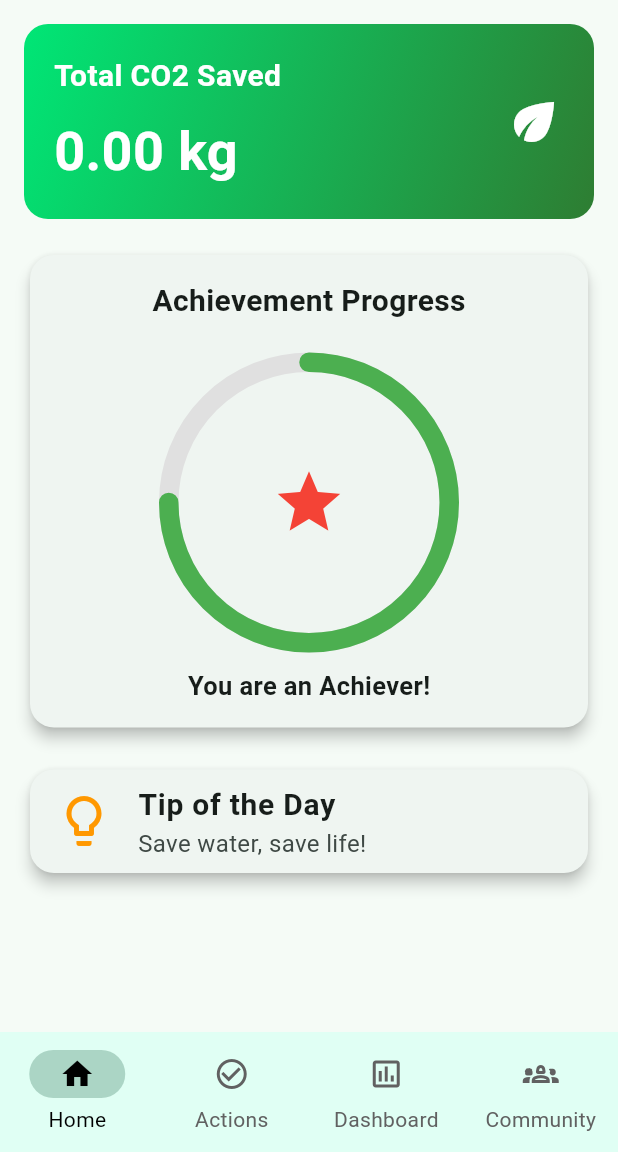
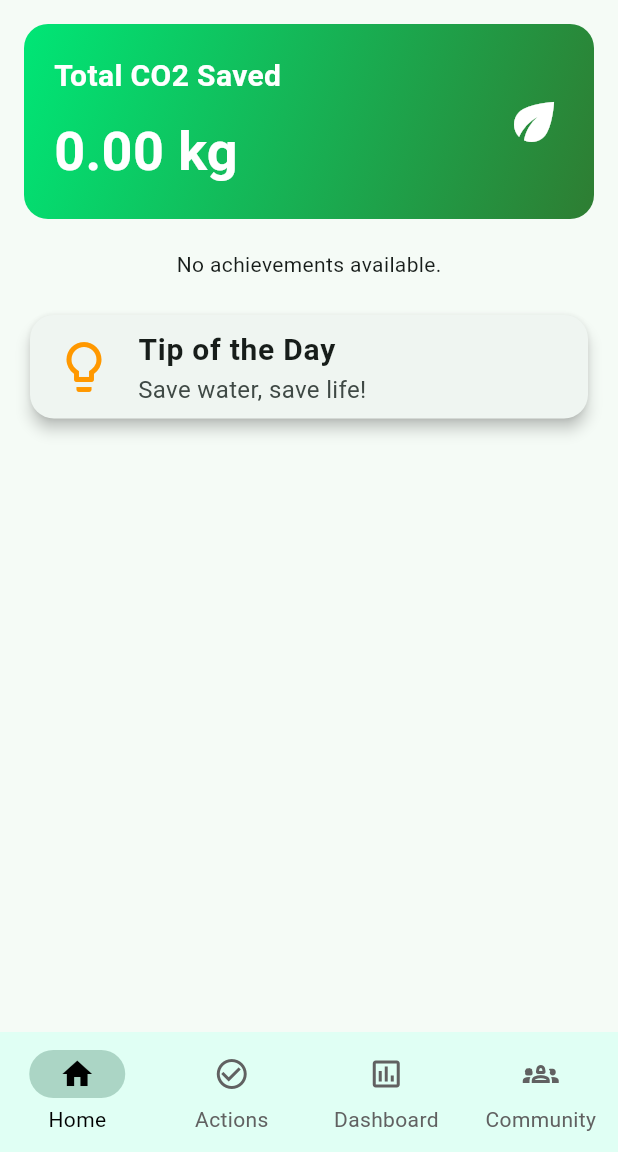
Before and after one commit to isha2125/C-Stain, a Flutter app: the screen it shows once a user with an empty profile is signed in, on a phone screen of 412 x 824 dp, the part 84-1236 px from its top. Run offline on Flutter 3.47's test engine with Material 3 defaults, Android fonts, the phone set to English and light mode, and no system bars; drawn by our look-alikes of percent_indicator; our stand-ins replace cloud_firestore, firebase_auth, firebase_core, flutter_riverpod; missing offline and left inert: firebase_ui_auth, firebase_ui_oauth_google; accounts and stored records are empty.

Commit message:
achievements feature initailized

```diff
--- a/lib/providers/firestore_service.dart
+++ b/lib/providers/firestore_service.dart
@@ -1,4 +1,5 @@
 import 'package:cloud_firestore/cloud_firestore.dart';
+import 'package:cstain/models/achievements.dart';
 import 'package:cstain/models/categories_and_action.dart';
 import 'package:cstain/models/user.dart';
 import 'package:cstain/models/user_contribution.dart';
@@ -117,4 +118,16 @@ class FirestoreService {
         (snapshot) =>
             UserModel.fromMap(snapshot.data() as Map<String, dynamic>));
   }
+
+  Future<List<AchievementsModel>> fetchAchievements() async {
+    try {
+      final snapshot = await _firestore.collection('achievements').get();
+      return snapshot.docs
+          .map((doc) => AchievementsModel.fromMap(doc.data()))
+          .toList();
+    } catch (e) {
+      print('Error fetching achievements: $e');
+      return [];
+    }
+  }
 }
--- a/lib/screens/home_screen.dart
+++ b/lib/screens/home_screen.dart
@@ -1,4 +1,5 @@
 //import 'package:cstain/backend/auth_gate.dart';
+import 'package:cstain/models/achievements.dart';
 import 'package:cstain/models/user.dart';
 import 'package:cstain/providers/auth_service.dart';
 import 'package:cstain/providers/providers.dart';
@@ -8,6 +9,11 @@ import 'package:firebase_ui_auth/firebase_ui_auth.dart';
 
 import 'package:percent_indicator/circular_percent_indicator.dart';
 
+final achievementsProvider =
+    FutureProvider<List<AchievementsModel>>((ref) async {
+  final firestoreService = ref.watch(firestoreServiceProvider);
+  return firestoreService.fetchAchievements();
+});
 final userStreamProvider = StreamProvider.autoDispose<UserModel>((ref) {
   final user = ref.watch(authStateProvider).value;
   if (user == null) throw Exception('User not authenticated');
@@ -31,9 +37,10 @@ class HomeScreen extends ConsumerWidget {
   @override
   Widget build(BuildContext context, WidgetRef ref) {
     final userStream = ref.watch(userStreamProvider);
+    final achievements = ref.watch(achievementsProvider);
     //final myUser = ref.watch(userProvider);
     //final co2Saved = ref.watch(co2SavedProvider);
-    final achievementProgress = ref.watch(achievementProgressProvider);
+    //final achievementProgress = ref.watch(achievementProgressProvider);
     final tipOfTheDay = ref.watch(tipOfTheDayProvider);
 
     return Scaffold(
@@ -74,7 +81,8 @@ class HomeScreen extends ConsumerWidget {
           automaticallyImplyLeading: false,
         ),
         body: userStream.when(
-          data: (myUser) => SingleChildScrollView(
+          data: (myUser) => achievements.when(
+            data: (achievementsList) => SingleChildScrollView(
               padding: const EdgeInsets.all(16.0),
               child: Column(
                 crossAxisAlignment: CrossAxisAlignment.stretch,
@@ -129,7 +137,107 @@ class HomeScreen extends ConsumerWidget {
                   SizedBox(height: 20),
 
                   // Achievement Progress
+                  _buildAchievementProgress(myUser, achievementsList),
+
+                  // Card(
+                  //   shape: RoundedRectangleBorder(
+                  //     borderRadius: BorderRadius.circular(16.0),
+                  //   ),
+                  //   elevation: 4,
+                  //   child: Padding(
+                  //     padding: const EdgeInsets.all(16.0),
+                  //     child: Column(
+                  //       crossAxisAlignment: CrossAxisAlignment.center,
+                  //       children: [
+                  //         Text(
+                  //           'Achievement Progress',
+                  //           style: TextStyle(
+                  //             fontSize: 20,
+                  //             fontWeight: FontWeight.bold,
+                  //           ),
+                  //         ),
+                  //         SizedBox(height: 20),
+                  //         CircularPercentIndicator(
+                  //           radius: 100.0,
+                  //           lineWidth: 13.0,
+                  //           animation: true,
+                  //           percent: achievementProgress,
+                  //           center: Icon(
+                  //             Icons
+                  //                 .star, // Replace with the icon of the next achievement
+                  //             size: 50.0,
+                  //             color: Colors.red,
+                  //           ),
+                  //           circularStrokeCap: CircularStrokeCap.round,
+                  //           progressColor: Colors.green,
+                  //           backgroundColor: Colors.grey[300] ??
+                  //               Colors.grey, // Ensuring a non-nullable Color
+                  //           footer: Padding(
+                  //             padding: const EdgeInsets.only(top: 10.0),
+                  //             child: Text(
+                  //               'You are an Achiever!',
+                  //               style: TextStyle(
+                  //                 fontWeight: FontWeight.bold,
+                  //                 fontSize: 17.0,
+                  //               ),
+                  //             ),
+                  //           ),
+                  //         )
+                  //       ],
+                  //     ),
+                  //   ),
+                  // ),
+                  SizedBox(height: 20),
+
+                  // Tip of the Day
                   Card(
+                    shape: RoundedRectangleBorder(
+                      borderRadius: BorderRadius.circular(16.0),
+                    ),
+                    elevation: 4,
+                    child: ListTile(
+                      leading: Icon(Icons.lightbulb_outline,
+                          color: Colors.orange, size: 40),
+                      title: Text(
+                        'Tip of the Day',
+                        style: TextStyle(
+                            fontSize: 20, fontWeight: FontWeight.bold),
+                      ),
+                      subtitle: Text(
+                        tipOfTheDay,
+                        style: TextStyle(fontSize: 16),
+                      ),
+                    ),
+                  ),
+                ],
+              ),
+            ),
+            loading: () => Center(child: CircularProgressIndicator()),
+            error: (error, stack) => Center(child: Text('Error: $error')),
+          ),
+          loading: () => Center(child: CircularProgressIndicator()),
+          error: (error, stack) => Center(child: Text('Error: $error')),
+        ));
+  }
+
+  Widget _buildAchievementProgress(
+      UserModel user, List<AchievementsModel> achievements) {
+    // Find the next achievement
+    final nextAchievement = achievements.isNotEmpty
+        ? achievements.firstWhere(
+            (a) => a.co2_threshold > user.total_CO2_saved,
+            orElse: () => achievements.last,
+          )
+        : null;
+
+    if (nextAchievement == null) {
+      return Center(child: Text('No achievements available.'));
+    }
+
+    final progress = user.total_CO2_saved / nextAchievement.co2_threshold;
+    final cappedProgress = progress > 1 ? 1.0 : progress;
+
+    return Card(
       shape: RoundedRectangleBorder(
         borderRadius: BorderRadius.circular(16.0),
       ),
@@ -151,59 +259,44 @@ class HomeScreen extends ConsumerWidget {
               radius: 100.0,
               lineWidth: 13.0,
               animation: true,
-                          percent: achievementProgress,
+              percent: cappedProgress,
               center: Icon(
-                            Icons
-                                .star, // Replace with the icon of the next achievement
+                Icons.star,
                 size: 50.0,
                 color: Colors.red,
               ),
               circularStrokeCap: CircularStrokeCap.round,
               progressColor: Colors.green,
-                          backgroundColor: Colors.grey[300] ??
-                              Colors.grey, // Ensuring a non-nullable Color
+              backgroundColor: Colors.grey[300] ?? Colors.grey,
               footer: Padding(
                 padding: const EdgeInsets.only(top: 10.0),
                 child: Text(
-                              'You are an Achiever!',
+                  '${user.total_CO2_saved.toStringAsFixed(2)} kg / ${nextAchievement.co2_threshold.toStringAsFixed(2)} kg',
                   style: TextStyle(
                     fontWeight: FontWeight.bold,
                     fontSize: 17.0,
                   ),
                 ),
               ),
-                        )
-                      ],
+            ),
+            SizedBox(height: 10),
+            Text(
+              nextAchievement.name,
+              style: TextStyle(
+                fontWeight: FontWeight.bold,
+                fontSize: 18.0,
               ),
             ),
-                ),
-                SizedBox(height: 20),
-
-                // Tip of the Day
-                Card(
-                  shape: RoundedRectangleBorder(
-                    borderRadius: BorderRadius.circular(16.0),
-                  ),
-                  elevation: 4,
-                  child: ListTile(
-                    leading: Icon(Icons.lightbulb_outline,
-                        color: Colors.orange, size: 40),
-                    title: Text(
-                      'Tip of the Day',
-                      style:
-                          TextStyle(fontSize: 20, fontWeight: FontWeight.bold),
-                    ),
-                    subtitle: Text(
-                      tipOfTheDay,
-                      style: TextStyle(fontSize: 16),
-                    ),
+            Text(
+              nextAchievement.description,
+              textAlign: TextAlign.center,
+              style: TextStyle(
+                fontSize: 14.0,
               ),
             ),
           ],
         ),
       ),
-          loading: () => Center(child: CircularProgressIndicator()),
-          error: (error, stack) => Center(child: Text('Error: $error')),
-        ));
+    );
   }
 }
```
Lines whose indentation alone changed are shown as unchanged.
